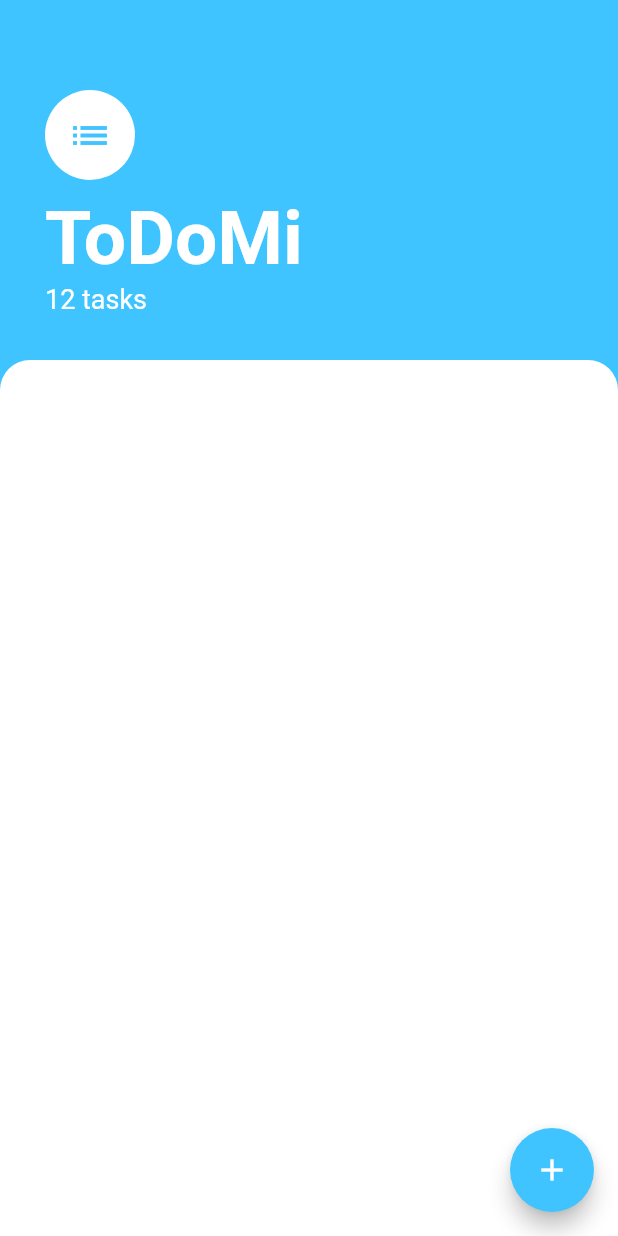
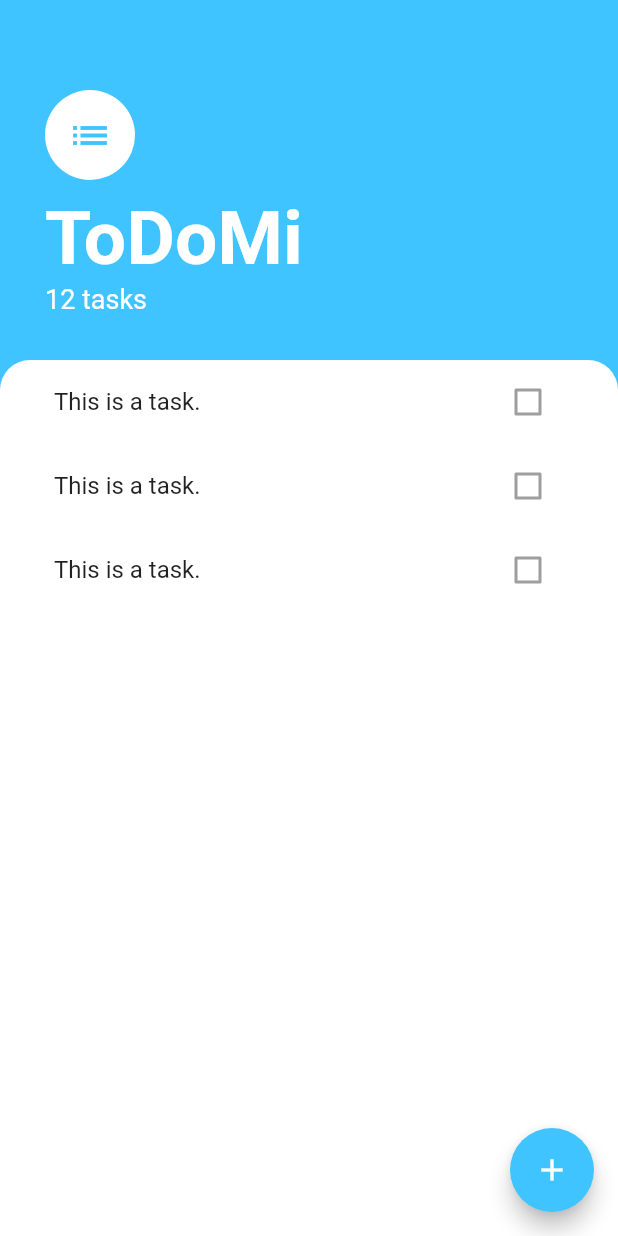
Before and after one commit to Aspabac/Todo_flutter, a Flutter app: the screen it shows after launch, on a phone screen of 412 x 824 dp. Run offline on Flutter 3.47's test engine with Material 2 defaults, Android fonts, the phone set to English and light mode, and no system bars.

Commit message:
refactor some code

```diff
--- a/lib/screens/tasks_screen.dart
+++ b/lib/screens/tasks_screen.dart
@@ -1,4 +1,5 @@
 import 'package:flutter/material.dart';
+import 'package:todo_flutter/widgets/tasks_list.dart';
 
 class TasksScreen extends StatelessWidget {
   @override
@@ -50,11 +51,13 @@ class TasksScreen extends StatelessWidget {
           ),
           Expanded(
             child: Container(
+              padding: EdgeInsets.symmetric(horizontal: 20.0),
               decoration: BoxDecoration(
                   color: Colors.white,
                   borderRadius: BorderRadius.only(
                       topLeft: Radius.circular(20.0),
                       topRight: Radius.circular(20.0))),
+              child: TasksList(),
             ),
           ),
         ],
--- /dev/null
+++ b/lib/widgets/task_tile.dart
@@ -0,0 +1,13 @@
+import 'package:flutter/material.dart';
+
+class TaskTile extends StatelessWidget {
+  @override
+  Widget build(BuildContext context) {
+    return ListTile(
+      title: Text('This is a task.'),
+      trailing: Checkbox(
+        value: false,
+      ),
+    );
+  }
+}
--- /dev/null
+++ b/lib/widgets/tasks_list.dart
@@ -0,0 +1,15 @@
+import 'package:flutter/material.dart';
+import 'package:todo_flutter/widgets/task_tile.dart';
+
+class TasksList extends StatelessWidget {
+  @override
+  Widget build(BuildContext context) {
+    return ListView(
+      children: [
+        TaskTile(),
+        TaskTile(),
+        TaskTile(),
+      ],
+    );
+  }
+}
```
